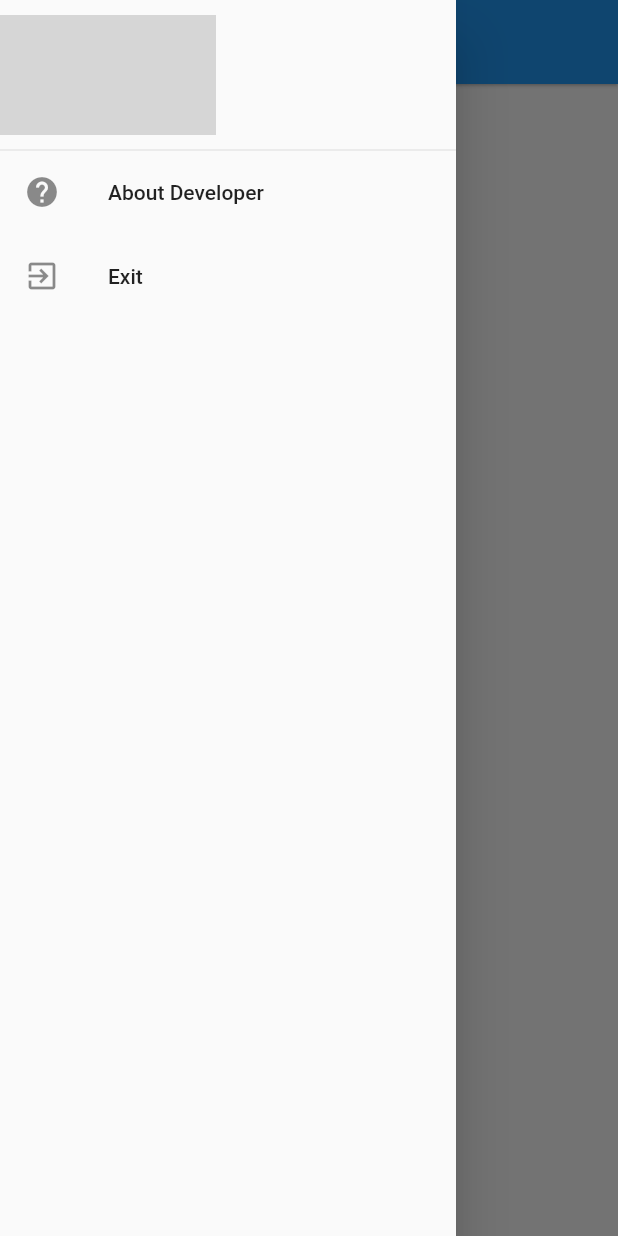
After one commit to rishabhdeepsingh/KGPApp, a Flutter app: the Home screen opened directly, with the side drawer open, on a phone screen of 412 x 824 dp. The commit adds this screen. Run offline on Flutter 3.47's test engine with Material 2 defaults, Android fonts, the phone set to English and light mode, and no system bars; grey boxes are pictures that could not be loaded.

Commit message:
made necessary changes

```diff
--- /dev/null
+++ b/lib/home.dart
@@ -0,0 +1,52 @@
+import 'dart:io';
+import 'package:flutter/material.dart';
+import 'package:kgpapp/developer.dart';
+
+
+class Home extends StatelessWidget {
+
+  @override
+  Widget build(BuildContext context) {
+    return new Scaffold(
+      appBar: new AppBar(
+        title: new Text("KGPApp"),
+        elevation: .8,
+      ),
+
+      drawer: Drawer(
+        child: ListView(
+          padding: EdgeInsets.zero,
+          children: <Widget>[
+            SizedBox(
+              height : 100.0,
+              child  : DrawerHeader(
+                child  : Image.asset('assets/logoWideWhite.png',),
+                decoration: BoxDecoration(color: Colors.transparent),
+                margin : EdgeInsets.fromLTRB(0.0, 0.0, 0.0, 0.0),
+                padding: EdgeInsets.fromLTRB(0.0, 10.0, 160.0, 10.0),
+              ),
+            ),
+            ListTile(
+              leading: Icon(Icons.help),
+              title: Text("About Developer"),
+              onTap: (){
+                Navigator.push(
+                  context,
+                  MaterialPageRoute(builder: (context)=>Developer(),
+                  )
+                );
+              },
+            ),
+            ListTile(
+              leading: Icon(Icons.exit_to_app),
+              title: Text("Exit"),
+              onTap: (){
+                exit(0);
+              },
+            ),
+          ],
+        ),
+      ),
+    );
+  }
+}
--- a/lib/main.dart
+++ b/lib/main.dart
@@ -1,4 +1,5 @@
 import 'package:flutter/material.dart';
+import 'package:flutter/services.dart';
 
 void main() => runApp(MyApp());
 
@@ -7,6 +8,9 @@ class MyApp extends StatelessWidget {
 
   @override
   Widget build(BuildContext context) {
+    SystemChrome.setSystemUIOverlayStyle(SystemUiOverlayStyle.dark.copyWith(
+      statusBarColor: Colors.black, //set status bar color
+    ));
     return MaterialApp(
       title: appTitle,
       home: MyHomePage(title: appTitle),
```
Also changed, not shown: lib/developer.dart (added, +12 -0 lines), pubspec.lock.
